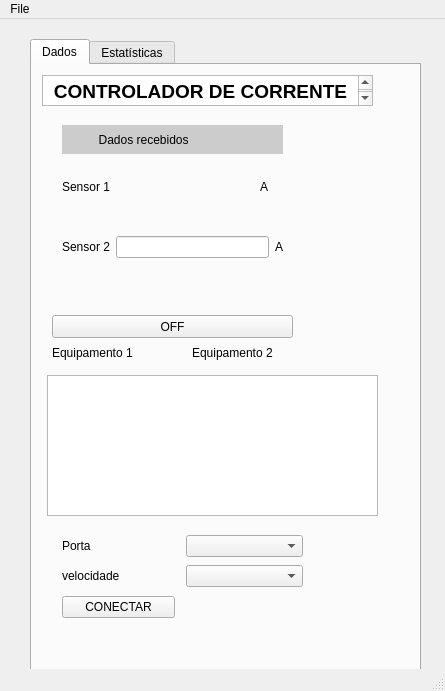
Old version of the form QT/mainwindow.ui in the repository francinildo1990/final.
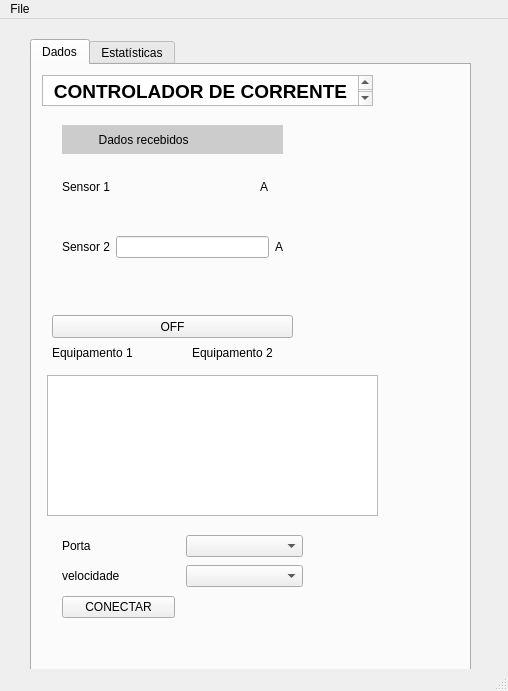
New version of the form. Icons and pictures are not drawn.

What changed in the file:
```diff
--- a/QT/mainwindow.ui
+++ b/QT/mainwindow.ui
@@ -6,7 +6,7 @@
    <rect>
     <x>0</x>
     <y>0</y>
-    <width>445</width>
+    <width>508</width>
     <height>691</height>
    </rect>
   </property>
@@ -19,7 +19,7 @@
      <rect>
       <x>30</x>
       <y>20</y>
-      <width>391</width>
+      <width>441</width>
       <height>641</height>
      </rect>
     </property>
@@ -501,7 +501,7 @@
     <rect>
      <x>0</x>
      <y>0</y>
-     <width>445</width>
+     <width>508</width>
      <height>21</height>
     </rect>
    </property>
```
